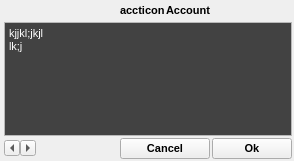
Qt form py/gui/notification.ui (mnunberg/yobot) before a commit.
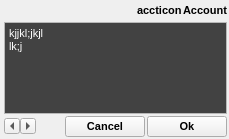
The same form after that commit. Icons and pictures are not drawn.

Commit message: Some more changes.. changed python stuff to have instance vars declared in __init__ rather than in class body.. implemented purple notification API and request API.. purple still segfaults from time to time.. need to figure that out.

Diff of the .ui file:
```diff
--- a/py/gui/notification.ui
+++ b/py/gui/notification.ui
@@ -9,8 +9,8 @@
    <rect>
     <x>0</x>
     <y>0</y>
-    <width>294</width>
-    <height>161</height>
+    <width>229</width>
+    <height>139</height>
    </rect>
   </property>
   <property name="windowTitle">
@@ -69,82 +69,6 @@
      </property>
     </spacer>
    </item>
-   <item row="0" column="2">
-    <widget class="QFrame" name="frame_2">
-     <property name="frameShape">
-      <enum>QFrame::NoFrame</enum>
-     </property>
-     <property name="frameShadow">
-      <enum>QFrame::Plain</enum>
-     </property>
-     <property name="lineWidth">
-      <number>0</number>
-     </property>
-     <layout class="QFormLayout" name="formLayout_2">
-      <property name="fieldGrowthPolicy">
-       <enum>QFormLayout::AllNonFixedFieldsGrow</enum>
-      </property>
-      <property name="labelAlignment">
-       <set>Qt::AlignCenter</set>
-      </property>
-      <property name="formAlignment">
-       <set>Qt::AlignCenter</set>
-      </property>
-      <property name="horizontalSpacing">
-       <number>1</number>
-      </property>
-      <property name="margin">
-       <number>0</number>
-      </property>
-      <item row="0" column="0">
-       <widget class="QLabel" name="accticon">
-        <property name="sizePolicy">
-         <sizepolicy hsizetype="Maximum" vsizetype="Fixed">
-          <horstretch>0</horstretch>
-          <verstretch>0</verstretch>
-         </sizepolicy>
-        </property>
-        <property name="baseSize">
-         <size>
-          <width>16</width>
-          <height>16</height>
-         </size>
-        </property>
-        <property name="font">
-         <font>
-          <pointsize>8</pointsize>
-          <weight>75</weight>
-          <bold>true</bold>
-         </font>
-        </property>
-        <property name="text">
-         <string>accticon</string>
-        </property>
-       </widget>
-      </item>
-      <item row="0" column="1">
-       <widget class="QLabel" name="account">
-        <property name="sizePolicy">
-         <sizepolicy hsizetype="Minimum" vsizetype="Fixed">
-          <horstretch>0</horstretch>
-          <verstretch>0</verstretch>
-         </sizepolicy>
-        </property>
-        <property name="font">
-         <font>
-          <pointsize>8</pointsize>
-          <weight>75</weight>
-          <bold>true</bold>
-         </font>
-        </property>
-        <property name="text">
-         <string>Account</string>
-        </property>
-       </widget>
-      </item>
-     </layout>
-    </widget>
-   </item>
    <item row="1" column="0" colspan="4">
     <widget class="QPlainTextEdit" name="message">
      <property name="palette">
@@ -321,52 +245,156 @@
      </layout>
     </widget>
    </item>
-   <item row="2" column="3">
-    <widget class="QPushButton" name="accept">
-     <property name="font">
-      <font>
-       <pointsize>8</pointsize>
-       <weight>75</weight>
-       <bold>true</bold>
-      </font>
+   <item row="2" column="2" colspan="2">
+    <layout class="QHBoxLayout" name="bbox">
+     <property name="sizeConstraint">
+      <enum>QLayout::SetMinimumSize</enum>
      </property>
-     <property name="text">
-      <string>Ok</string>
-     </property>
-     <property name="icon">
-      <iconset resource="resources.qrc">
-       <normaloff>:/icons/res/16x16/actions/dialog-ok-apply.png</normaloff>:/icons/res/16x16/actions/dialog-ok-apply.png</iconset>
-     </property>
-     <property name="iconSize">
-      <size>
-       <width>16</width>
-       <height>16</height>
-      </size>
-     </property>
-    </widget>
+     <item>
+      <widget class="QPushButton" name="discard">
+       <property name="sizePolicy">
+        <sizepolicy hsizetype="Maximum" vsizetype="Fixed">
+         <horstretch>0</horstretch>
+         <verstretch>0</verstretch>
+        </sizepolicy>
+       </property>
+       <property name="font">
+        <font>
+         <pointsize>8</pointsize>
+         <weight>75</weight>
+         <bold>true</bold>
+        </font>
+       </property>
+       <property name="styleSheet">
+        <string notr="true"/>
+       </property>
+       <property name="text">
+        <string>Cancel</string>
+       </property>
+       <property name="icon">
+        <iconset resource="resources.qrc">
+         <normaloff>:/icons/res/16x16/actions/dialog-close.png</normaloff>:/icons/res/16x16/actions/dialog-close.png</iconset>
+       </property>
+       <property name="iconSize">
+        <size>
+         <width>16</width>
+         <height>16</height>
+        </size>
+       </property>
+      </widget>
+     </item>
+     <item>
+      <widget class="QPushButton" name="accept">
+       <property name="sizePolicy">
+        <sizepolicy hsizetype="Maximum" vsizetype="Fixed">
+         <horstretch>0</horstretch>
+         <verstretch>0</verstretch>
+        </sizepolicy>
+       </property>
+       <property name="font">
+        <font>
+         <pointsize>8</pointsize>
+         <weight>75</weight>
+         <bold>true</bold>
+        </font>
+       </property>
+       <property name="text">
+        <string>Ok</string>
+       </property>
+       <property name="icon">
+        <iconset resource="resources.qrc">
+         <normaloff>:/icons/res/16x16/actions/dialog-ok-apply.png</normaloff>:/icons/res/16x16/actions/dialog-ok-apply.png</iconset>
+       </property>
+       <property name="iconSize">
+        <size>
+         <width>16</width>
+         <height>16</height>
+        </size>
+       </property>
+      </widget>
+     </item>
+    </layout>
    </item>
-   <item row="2" column="2">
-    <widget class="QPushButton" name="discard">
-     <property name="font">
-      <font>
-       <pointsize>8</pointsize>
-       <weight>75</weight>
-       <bold>true</bold>
-      </font>
+   <item row="0" column="3">
+    <widget class="QFrame" name="frame_2">
+     <property name="sizePolicy">
+      <sizepolicy hsizetype="Maximum" vsizetype="Preferred">
+       <horstretch>0</horstretch>
+       <verstretch>0</verstretch>
+      </sizepolicy>
      </property>
-     <property name="text">
-      <string>Cancel</string>
+     <property name="frameShape">
+      <enum>QFrame::NoFrame</enum>
      </property>
-     <property name="icon">
-      <iconset resource="resources.qrc">
-       <normaloff>:/icons/res/16x16/actions/dialog-close.png</normaloff>:/icons/res/16x16/actions/dialog-close.png</iconset>
+     <property name="frameShadow">
+      <enum>QFrame::Plain</enum>
      </property>
-     <property name="iconSize">
-      <size>
-       <width>16</width>
-       <height>16</height>
-      </size>
+     <property name="lineWidth">
+      <number>0</number>
      </property>
+     <layout class="QFormLayout" name="formLayout_2">
+      <property name="fieldGrowthPolicy">
+       <enum>QFormLayout::AllNonFixedFieldsGrow</enum>
+      </property>
+      <property name="labelAlignment">
+       <set>Qt::AlignCenter</set>
+      </property>
+      <property name="formAlignment">
+       <set>Qt::AlignCenter</set>
+      </property>
+      <property name="horizontalSpacing">
+       <number>1</number>
+      </property>
+      <property name="margin">
+       <number>0</number>
+      </property>
+      <item row="0" column="1">
+       <widget class="QLabel" name="account">
+        <property name="sizePolicy">
+         <sizepolicy hsizetype="Maximum" vsizetype="Fixed">
+          <horstretch>0</horstretch>
+          <verstretch>0</verstretch>
+         </sizepolicy>
+        </property>
+        <property name="font">
+         <font>
+          <pointsize>8</pointsize>
+          <weight>75</weight>
+          <bold>true</bold>
+         </font>
+        </property>
+        <property name="text">
+         <string>Account</string>
+        </property>
+       </widget>
+      </item>
+      <item row="0" column="0">
+       <widget class="QLabel" name="accticon">
+        <property name="sizePolicy">
+         <sizepolicy hsizetype="Maximum" vsizetype="Fixed">
+          <horstretch>0</horstretch>
+          <verstretch>0</verstretch>
+         </sizepolicy>
+        </property>
+        <property name="baseSize">
+         <size>
+          <width>16</width>
+          <height>16</height>
+         </size>
+        </property>
+        <property name="font">
+         <font>
+          <pointsize>8</pointsize>
+          <weight>75</weight>
+          <bold>true</bold>
+         </font>
+        </property>
+        <property name="text">
+         <string>accticon</string>
+        </property>
+       </widget>
+      </item>
+     </layout>
     </widget>
    </item>
   </layout>
```
The commit also changes 21 other files.
